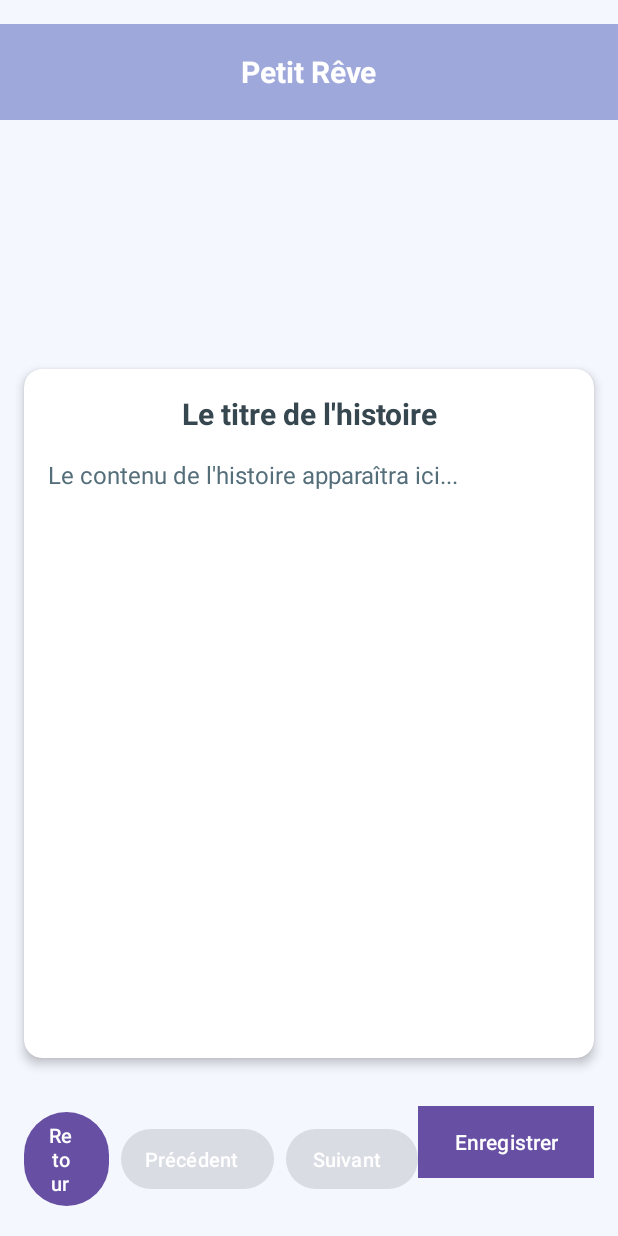
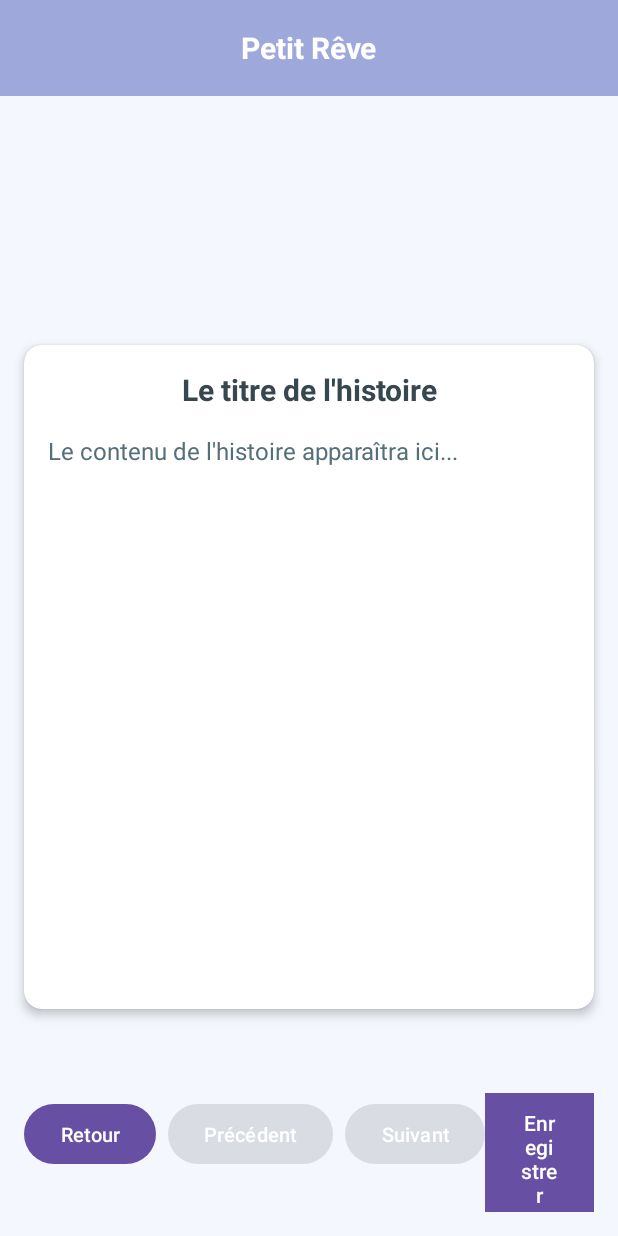
Before and after one commit to mvnu6/Petit_Reve, an Android app: the StoryActivity screen opened directly, with no data from a screen before it, on a phone screen of 412 x 824 dp. Run offline under Robolectric (Android 15) with nearby library versions, the phone set to English and light mode, and no system bars.

```diff
--- a/app/src/main/res/layout/activity_story.xml
+++ b/app/src/main/res/layout/activity_story.xml
@@ -7,14 +7,15 @@
     android:background="@color/pastel_background"
     tools:context=".StoryActivity">
 
+    <!-- Toolbar with centered title -->
     <androidx.appcompat.widget.Toolbar
         android:id="@+id/toolbar"
         android:layout_width="match_parent"
         android:layout_height="?attr/actionBarSize"
-        android:layout_marginTop="16dp"
         android:background="@color/pastel_primary"
         app:layout_constraintTop_toTopOf="parent"
-        tools:layout_editor_absoluteX="0dp">
+        app:layout_constraintStart_toStartOf="parent"
+        app:layout_constraintEnd_toEndOf="parent">
 
         <TextView
             android:layout_width="wrap_content"
@@ -24,9 +25,9 @@
             android:textColor="@android:color/white"
             android:textSize="20sp"
             android:textStyle="bold" />
-
     </androidx.appcompat.widget.Toolbar>
 
+    <!-- Story Image -->
     <ImageView
         android:id="@+id/story_image"
         android:layout_width="0dp"
@@ -37,6 +38,7 @@
         app:layout_constraintStart_toStartOf="parent"
         app:layout_constraintEnd_toEndOf="parent"/>
 
+    <!-- CardView to display the story content -->
     <androidx.cardview.widget.CardView
         android:id="@+id/story_card"
         android:layout_width="0dp"
@@ -83,6 +85,7 @@
         </LinearLayout>
     </androidx.cardview.widget.CardView>
 
+    <!-- Bottom Action Panel (Buttons) -->
     <LinearLayout
         android:id="@+id/bottom_action_panel"
         android:layout_width="match_parent"
@@ -94,18 +97,19 @@
         app:layout_constraintStart_toStartOf="parent"
         app:layout_constraintEnd_toEndOf="parent">
 
+        <!-- Back Button -->
         <Button
             android:id="@+id/back_button"
             android:layout_width="wrap_content"
             android:layout_height="wrap_content"
-            android:layout_weight="1"
+            android:layout_marginEnd="8dp"
             android:text="Retour"
             android:textAllCaps="false"
             android:textColor="@color/text_on_button"
-            android:layout_marginEnd="8dp"
             android:textSize="13sp"
-            android:paddingStart="16dp"/>
+            android:layout_gravity="center"/>
 
+        <!-- Previous Button -->
         <Button
             android:id="@+id/prev_button"
             android:layout_width="wrap_content"
@@ -115,8 +119,9 @@
             android:textColor="@color/text_on_button"
             android:layout_marginEnd="8dp"
             android:textSize="13sp"
-            android:paddingStart="16dp"/>
+            android:layout_gravity="center"/>
 
+        <!-- Next Button -->
         <Button
             android:id="@+id/next_button"
             android:layout_width="wrap_content"
@@ -125,8 +130,9 @@
             android:textAllCaps="false"
             android:textColor="@color/text_on_button"
             android:textSize="13sp"
-            android:paddingStart="16dp"/>
+            android:layout_gravity="center"/>
 
+        <!-- Save Button -->
         <Button
             android:id="@+id/save_button"
             android:layout_width="wrap_content"
@@ -135,7 +141,8 @@
             android:textColor="@android:color/white"
             android:background="@color/pastel_primary"
             android:layout_marginTop="16dp"
-            android:layout_gravity="center_horizontal"/>
+            android:layout_gravity="center"/>
+
     </LinearLayout>
 
 </androidx.constraintlayout.widget.ConstraintLayout>
```
